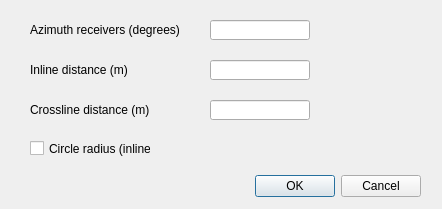
Old version of the form plugins/active_receivers/active_receivers_dialog_base.ui in the repository bvermeulen/QGIS.
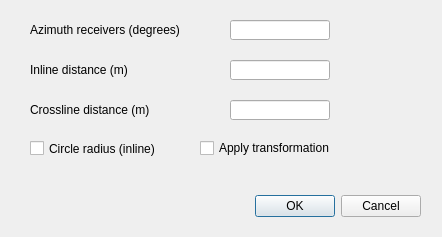
New version of the form.

Commit message: add geocentric button/ refactor create_point

The edit to the form file:
```diff
--- a/plugins/active_receivers/active_receivers_dialog_base.ui
+++ b/plugins/active_receivers/active_receivers_dialog_base.ui
@@ -7,7 +7,7 @@
     <x>0</x>
     <y>0</y>
     <width>442</width>
-    <height>209</height>
+    <height>237</height>
    </rect>
   </property>
   <property name="windowTitle">
@@ -17,7 +17,7 @@
    <property name="geometry">
     <rect>
      <x>220</x>
-     <y>170</y>
+     <y>190</y>
      <width>201</width>
      <height>32</height>
     </rect>
@@ -34,7 +34,7 @@
     <rect>
      <x>30</x>
      <y>20</y>
-     <width>180</width>
+     <width>201</width>
      <height>20</height>
     </rect>
    </property>
@@ -45,7 +45,7 @@
   <widget class="QLineEdit" name="lineEdit_azimuth">
    <property name="geometry">
     <rect>
-     <x>210</x>
+     <x>230</x>
      <y>20</y>
      <width>100</width>
      <height>20</height>
@@ -68,7 +68,7 @@
   <widget class="QLineEdit" name="lineEdit_inline">
    <property name="geometry">
     <rect>
-     <x>210</x>
+     <x>230</x>
      <y>60</y>
      <width>100</width>
      <height>20</height>
@@ -91,7 +91,7 @@
   <widget class="QLineEdit" name="lineEdit_crossline">
    <property name="geometry">
     <rect>
-     <x>210</x>
+     <x>230</x>
      <y>100</y>
      <width>100</width>
      <height>20</height>
@@ -103,7 +103,7 @@
     <rect>
      <x>30</x>
      <y>140</y>
-     <width>121</width>
+     <width>161</width>
      <height>17</height>
     </rect>
    </property>
@@ -111,6 +111,19 @@
     <string>Circle radius (inline)</string>
    </property>
   </widget>
+  <widget class="QCheckBox" name="checkBox_geocentric">
+   <property name="geometry">
+    <rect>
+     <x>200</x>
+     <y>140</y>
+     <width>171</width>
+     <height>16</height>
+    </rect>
+   </property>
+   <property name="text">
+    <string>Apply transformation</string>
+   </property>
+  </widget>
  </widget>
  <resources/>
  <connections>
```
Left out of the diff: 4 changed lines with no effect on the pictures. The commit also changes 1 other file.
